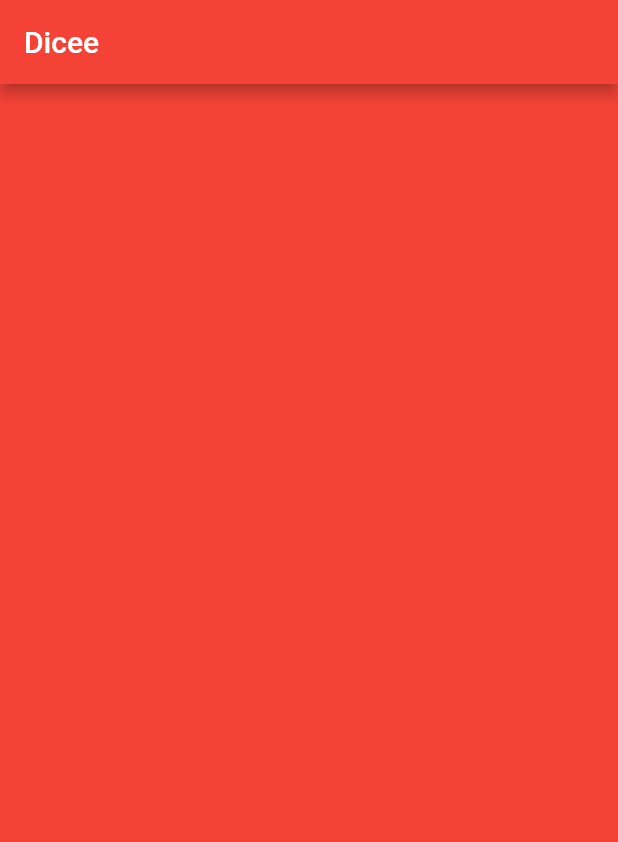
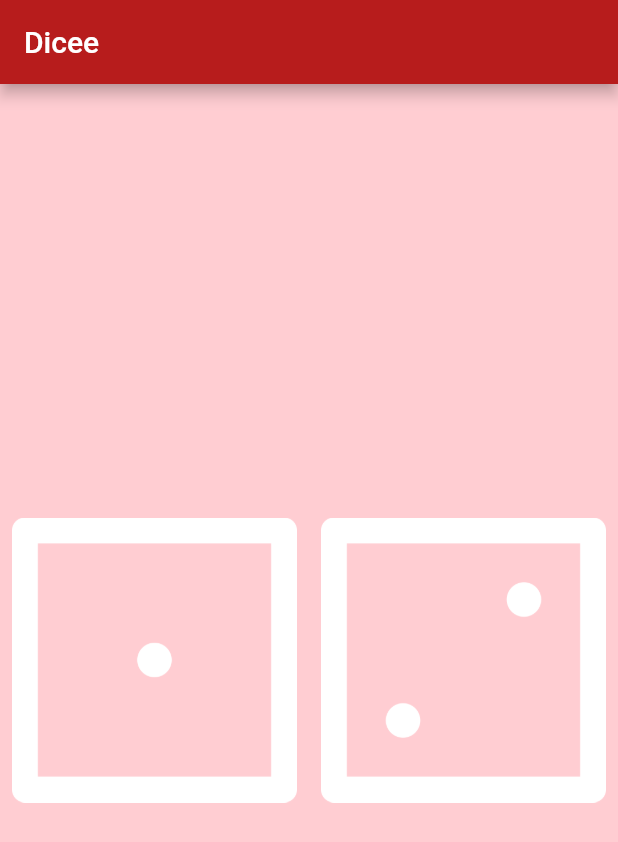
Before and after one commit to helzixxx/dice_flu, a Flutter app: the screen it shows after launch, on a phone screen of 412 x 824 dp. Shown: the top 842 px of the screen. Run offline on Flutter 3.47's test engine with Material 2 defaults, Android fonts, the phone set to English and light mode, and no system bars.

Commit message:
im the best

```diff
--- a/lib/main.dart
+++ b/lib/main.dart
@@ -1,13 +1,14 @@
+import 'dart:math';
 import 'package:flutter/material.dart';
 
 void main() {
   return runApp(
     MaterialApp(
       home: Scaffold(
-        backgroundColor: Colors.red,
+        backgroundColor: Colors.red.shade100,
         appBar: AppBar(
           title: Text('Dicee'),
-          backgroundColor: Colors.red,
+          backgroundColor: Colors.red.shade900,
         ),
         body: DicePage(),
       ),
@@ -15,9 +16,45 @@ void main() {
   );
 }
 
-class DicePage extends StatelessWidget {
+class DicePage extends StatefulWidget {
+  const DicePage({super.key});
+
+  @override
+  State<DicePage> createState() => _DicePageState();
+}
+
+class _DicePageState extends State<DicePage> {
+  int leftNumberDice = 1;
+  int rightNumberDice = 2;
+
+  void threwTheDice(){
+    setState(() {
+      leftNumberDice = Random().nextInt(6) + 1;
+      rightNumberDice = Random().nextInt(6) + 1;
+    });
+  }
+
   @override
   Widget build(BuildContext context) {
-    return Container();
+    return Center(
+      child: Row(
+        children: [
+          Expanded(
+            child: TextButton(
+                onPressed: () {
+                  threwTheDice();
+                },
+                child: Image.asset('images/dice$leftNumberDice.png')),
+          ),
+          Expanded(
+            child: TextButton(
+                onPressed: () {
+                  threwTheDice();
+                },
+                child: Image.asset('images/dice$rightNumberDice.png')),
+          ),
+        ],
+      ),
+    );
   }
 }
```
